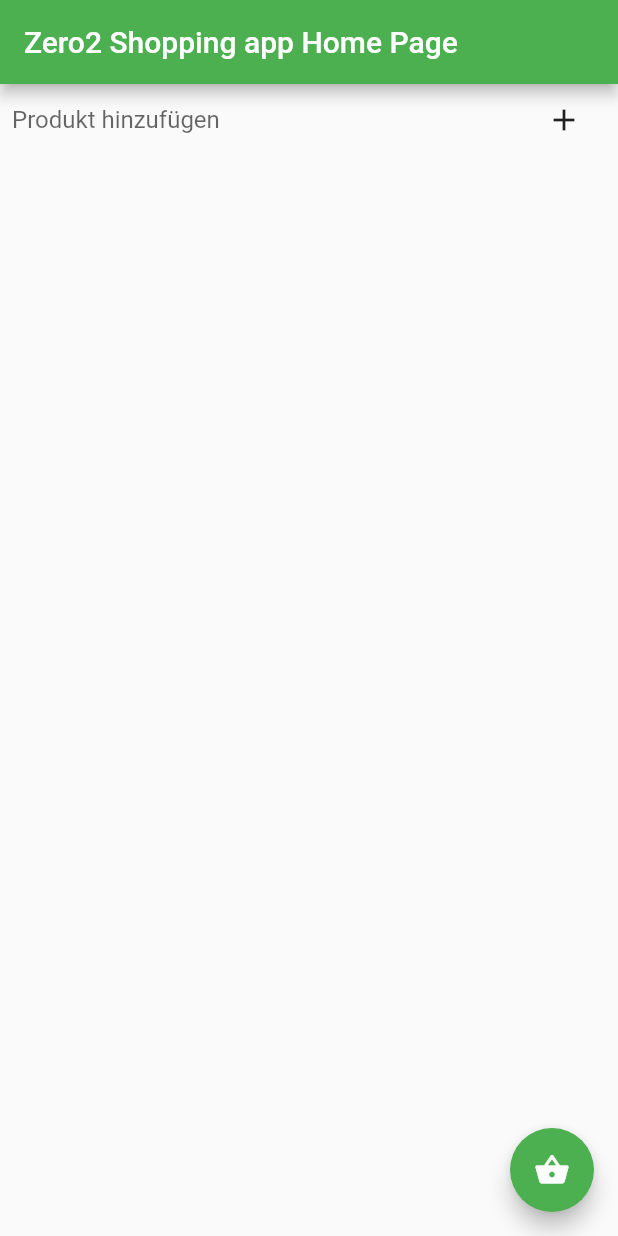
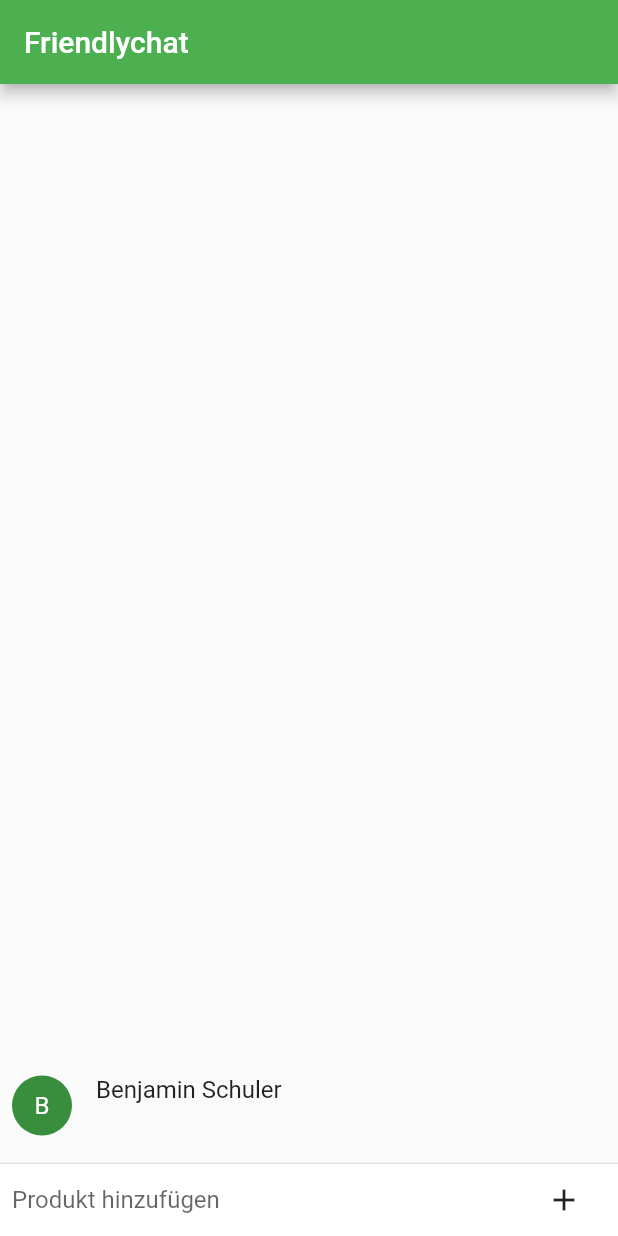
Before and after one commit to benschuler/climathon2019, a Flutter app: the screen it shows after launch, after a tap on the "add" icon, on a phone screen of 412 x 824 dp. Run offline on Flutter 3.47's test engine with Material 2 defaults, Android fonts, the light colour scheme and no system bars.

Commit message:
Erste Chatanzeige

```diff
--- /dev/null
+++ b/lib/chat_message.dart
@@ -0,0 +1,38 @@
+import 'package:flutter/material.dart';
+
+class ChatMessage extends StatelessWidget {
+  ChatMessage({this.text});
+
+  final String text;
+
+  String _name = "Benjamin Schuler";
+
+  @override
+  Widget build(BuildContext context) {
+    return new Container(
+      margin: const EdgeInsets.symmetric(vertical: 10.0),
+      child: new Row(
+        crossAxisAlignment: CrossAxisAlignment.start,
+        children: <Widget>[
+          new Container(
+            margin: const EdgeInsets.only(right: 16.0),
+            child: new CircleAvatar(child: new Text(_name[0])),
+          ),
+          new Column(
+            crossAxisAlignment: CrossAxisAlignment.start,
+            children: <Widget>[
+              new Text(_name, style: Theme
+                  .of(context)
+                  .textTheme
+                  .subhead),
+              new Container(
+                margin: const EdgeInsets.only(top: 5.0),
+                child: new Text(text),
+              ),
+            ],
+          ),
+        ],
+      ),
+    );
+  }
+}
--- a/lib/main.dart
+++ b/lib/main.dart
@@ -1,4 +1,6 @@
 import 'package:flutter/material.dart';
+
+import 'chat_message.dart';
 
 void main() => runApp(MyApp());
 
@@ -48,9 +50,16 @@
 
   // Some controllers to control UI elements
   final TextEditingController _textController = new TextEditingController();
+  final List<ChatMessage> _messages = <ChatMessage>[];
 
   void _handleSubmitted(String text) {
     _textController.clear();
+    ChatMessage message = new ChatMessage(                         //new
+      text: text,                                                  //new
+    );                                                             //new
+    setState(() {                                                  //new
+      _messages.insert(0, message);                                //new
+    });
   }
 
 
@@ -73,18 +82,26 @@
     // The Flutter framework has been optimized to make rerunning build methods
     // fast, so that you can just rebuild anything that needs updating rather
     // than having to individually change instances of widgets.
-    return Scaffold(
-      appBar: AppBar(
-        // Here we take the value from the MyHomePage object that was created by
-        // the App.build method, and use it to set our appbar title.
-        title: Text(widget.title),
+    return new Scaffold(
+      appBar: new AppBar(title: new Text("Friendlychat")),
+      body: new Column(                                        //modified
+        children: <Widget>[                                         //new
+          new Flexible(                                             //new
+            child: new ListView.builder(                            //new
+              padding: new EdgeInsets.all(8.0),                     //new
+              reverse: true,                                        //new
+              itemBuilder: (_, int index) => _messages[index],      //new
+              itemCount: _messages.length,                          //new
+            ),                                                      //new
+          ),                                                        //new
+          new Divider(height: 1.0),                                 //new
+          new Container(                                            //new
+            decoration: new BoxDecoration(
+                color: Theme.of(context).cardColor),                  //new
+            child: _buildTextComposer(),                       //modified
+          ),                                                        //new
+        ],                                                          //new
       ),
-      body: _buildTextComposer(),
-      floatingActionButton: FloatingActionButton(
-        onPressed: _incrementCounter,
-        tooltip: 'Increment',
-        child: Icon(Icons.shopping_basket),
-      ), // This trailing comma makes auto-formatting nicer for build methods.
     );
   }
 
```
